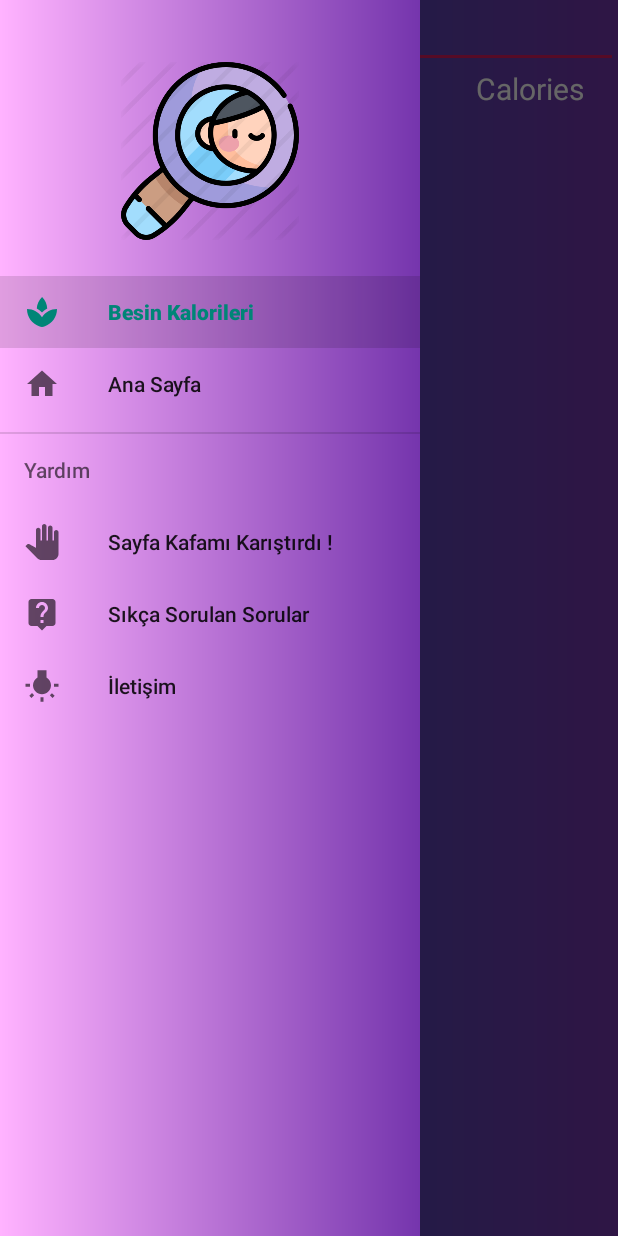
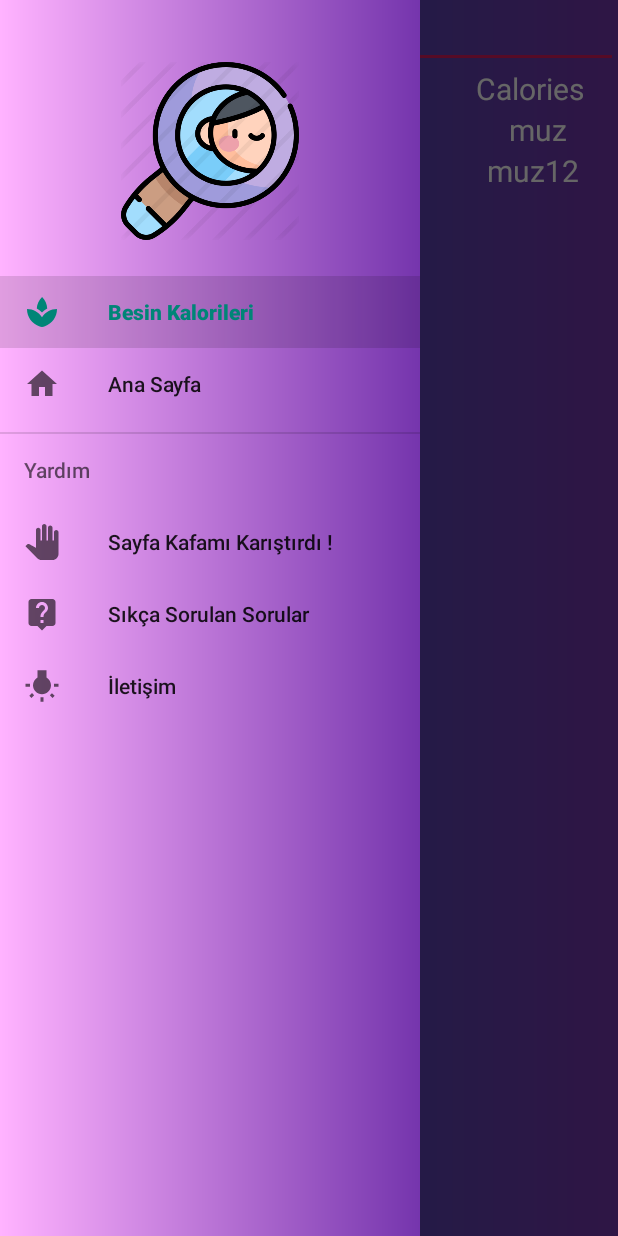
Before and after one commit to gazihandemir/DiyetliTatlar, an Android app: the CalculationsActivityBesinlerCaloriesFragment screen opened directly, with no data from a screen before it, with the side drawer open, on a phone screen of 412 x 824 dp. Run offline under Robolectric (Android 15) with nearby library versions, the phone set to English and light mode, and no system bars.

Commit message:
02.03.2020

```diff
--- a/app/src/main/java/com/example/girisekran/Class/BesinCalories.java
+++ b/app/src/main/java/com/example/girisekran/Class/BesinCalories.java
@@ -35,10 +35,6 @@ public class BesinCalories {
 
     @Override
     public String toString() {
-        return "BesinCalories{" +
-                "name='" + name + '\'' +
-                ", porsiyon='" + porsiyon + '\'' +
-                ", kcal='" + kcal + '\'' +
-                '}';
+        return name;
     }
 }
--- a/app/src/main/java/com/example/girisekran/Fragments/CalculationsActivityBesinlerCaloriesFragment.java
+++ b/app/src/main/java/com/example/girisekran/Fragments/CalculationsActivityBesinlerCaloriesFragment.java
@@ -6,14 +6,25 @@ import android.view.View;
 import android.view.ViewGroup;
 
 import androidx.fragment.app.Fragment;
+import androidx.recyclerview.widget.GridLayoutManager;
+import androidx.recyclerview.widget.RecyclerView;
 
+import com.example.girisekran.Adapter.BesinCaloriesAdapter;
+import com.example.girisekran.Class.BesinCalories;
 import com.example.girisekran.R;
+
+import java.util.ArrayList;
+import java.util.List;
 
 
 /**
  * A simple {@link Fragment} subclass.
  */
 public class CalculationsActivityBesinlerCaloriesFragment extends Fragment {
+    RecyclerView recyclerView;
+    BesinCaloriesAdapter besinCaloriesAdapter;
+    List<BesinCalories> list;
+    String name, porsiyon, kjal;
 
     public CalculationsActivityBesinlerCaloriesFragment() {
         // Required empty public constructor
@@ -23,7 +34,19 @@ public class CalculationsActivityBesinlerCaloriesFragment extends Fragment {
     @Override
     public View onCreateView(LayoutInflater inflater, ViewGroup container,
                              Bundle savedInstanceState) {
+        BesinCalories besin = new BesinCalories("muz", "porsiyon", "50 kjal");
+        BesinCalories besin2 = new BesinCalories("muz12", "porsiyon12", "50 kjal12");
+
+        list = new ArrayList<>();
+        list.add(besin);
+        list.add(besin2);
         View rootView = inflater.inflate(R.layout.fragment_calculations_activity_besinler_calories, container, false);
+        recyclerView = rootView.findViewById(R.id.calculationsActivitiyBesinlerCaloriesRecyclerView);
+        RecyclerView.LayoutManager layoutManager = new GridLayoutManager(getActivity(), 1);
+        recyclerView.setLayoutManager(layoutManager);
+        besinCaloriesAdapter = new BesinCaloriesAdapter(getActivity(), list, getActivity(), name, porsiyon, kjal);
+        recyclerView.setAdapter(besinCaloriesAdapter);
+        besinCaloriesAdapter.notifyDataSetChanged();
         return rootView;
     }
 }
--- a/app/src/main/res/layout/fragment_calculations_activity_besinler_calories.xml
+++ b/app/src/main/res/layout/fragment_calculations_activity_besinler_calories.xml
@@ -65,7 +65,7 @@
         android:layout_height="match_parent">
 
         <androidx.recyclerview.widget.RecyclerView
-            android:id="@+id/CalculationsActivitiyBesinlerCaloriesRecyclerView"
+            android:id="@+id/calculationsActivitiyBesinlerCaloriesRecyclerView"
             android:layout_width="match_parent"
             android:layout_height="match_parent" />
     </LinearLayout>
```
